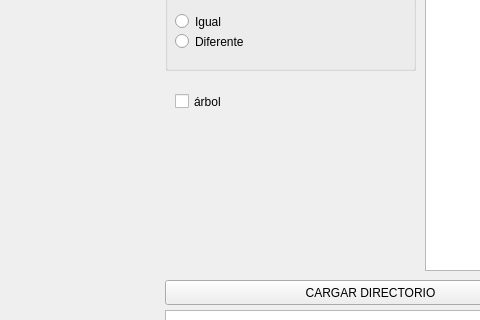
Old version of the form source/hugo/mainwindow.ui in the repository albertoam3/HUGO1.1; both pictures show x 735 to 1215 and y 169 to 489 of the 1346 by 706 pixel window.
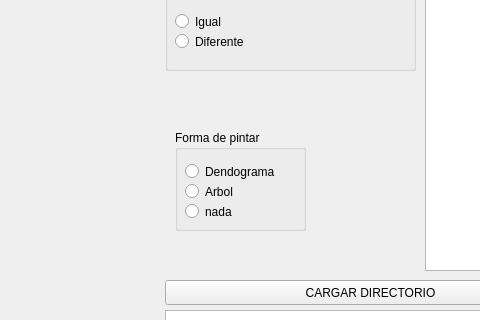
New version of the form. Custom widgets are drawn as their Qt base class.

Commit message: Pequeños ajustes e inicio de creación de la función para pintar el dendograma

```diff
--- a/source/hugo/mainwindow.ui
+++ b/source/hugo/mainwindow.ui
@@ -223,19 +223,6 @@
      <string>ELEMENTOS CARGADOS</string>
     </property>
    </widget>
-   <widget class="QCheckBox" name="setArbol">
-    <property name="geometry">
-     <rect>
-      <x>910</x>
-      <y>240</y>
-      <width>92</width>
-      <height>23</height>
-     </rect>
-    </property>
-    <property name="text">
-     <string>árbol</string>
-    </property>
-   </widget>
    <widget class="QGroupBox" name="groupBox_3">
     <property name="geometry">
      <rect>
@@ -318,6 +305,58 @@
      </rect>
     </property>
    </widget>
+   <widget class="QGroupBox" name="groupBox_4">
+    <property name="geometry">
+     <rect>
+      <x>910</x>
+      <y>280</y>
+      <width>131</width>
+      <height>101</height>
+     </rect>
+    </property>
+    <property name="title">
+     <string>Forma de pintar</string>
+    </property>
+    <widget class="QRadioButton" name="setDendograma">
+     <property name="geometry">
+      <rect>
+       <x>10</x>
+       <y>30</y>
+       <width>112</width>
+       <height>23</height>
+      </rect>
+     </property>
+     <property name="text">
+      <string>Dendograma</string>
+     </property>
+    </widget>
+    <widget class="QRadioButton" name="setArbol">
+     <property name="geometry">
+      <rect>
+       <x>10</x>
+       <y>50</y>
+       <width>112</width>
+       <height>23</height>
+      </rect>
+     </property>
+     <property name="text">
+      <string>Arbol</string>
+     </property>
+    </widget>
+    <widget class="QRadioButton" name="setNada">
+     <property name="geometry">
+      <rect>
+       <x>10</x>
+       <y>70</y>
+       <width>112</width>
+       <height>23</height>
+      </rect>
+     </property>
+     <property name="text">
+      <string>nada</string>
+     </property>
+    </widget>
+   </widget>
   </widget>
   <widget class="QMenuBar" name="menubar">
    <property name="geometry">
```
The commit also changes 118 other files.
